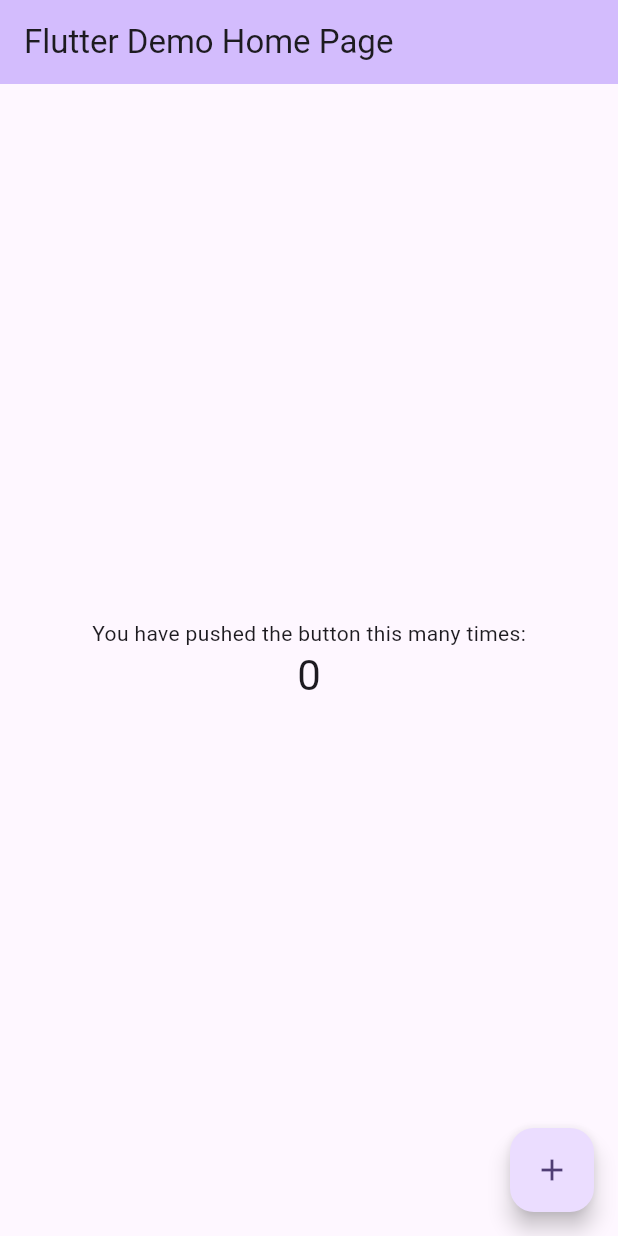
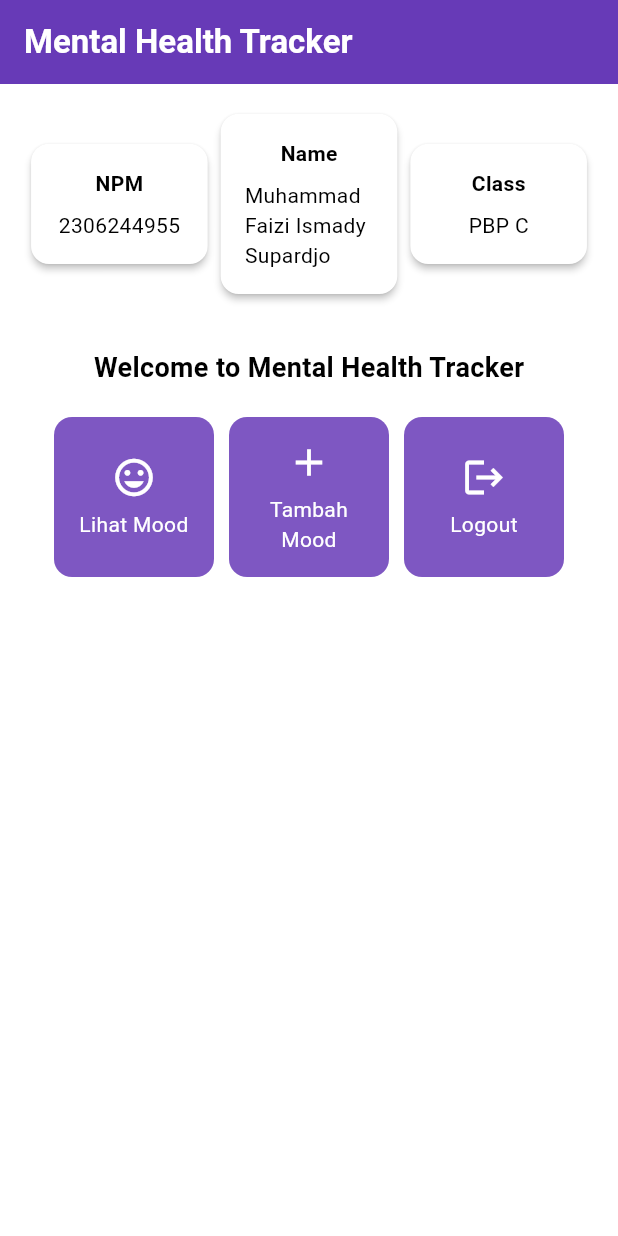
Before and after one commit to FaiziIsmady/mental-health-tracker-mobile, a Flutter app: the screen it shows after launch, on a phone screen of 412 x 824 dp. Run offline on Flutter 3.47's test engine with Material 3 defaults, Android fonts, the phone set to English and light mode, and no system bars.

Commit message:
Done tutorial 6 PBP - mental health tracker mobile

```diff
--- a/lib/main.dart
+++ b/lib/main.dart
@@ -1,4 +1,5 @@
 import 'package:flutter/material.dart';
+import 'package:mental_health_tracker/menu.dart';
 
 void main() {
   runApp(const MyApp());
@@ -28,98 +29,12 @@ class MyApp extends StatelessWidget {
         //
         // This works for code too, not just values: Most code changes can be
         // tested with just a hot reload.
-        colorScheme: ColorScheme.fromSeed(seedColor: Colors.deepPurple),
+         colorScheme: ColorScheme.fromSwatch(
+       primarySwatch: Colors.deepPurple,
+        ).copyWith(secondary: Colors.deepPurple[400]),
         useMaterial3: true,
       ),
-      home: const MyHomePage(title: 'Flutter Demo Home Page'),
+      home: MyHomePage(),
     );
   }
 }
-
-class MyHomePage extends StatefulWidget {
-  const MyHomePage({super.key, required this.title});
-
-  // This widget is the home page of your application. It is stateful, meaning
-  // that it has a State object (defined below) that contains fields that affect
-  // how it looks.
-
-  // This class is the configuration for the state. It holds the values (in this
-  // case the title) provided by the parent (in this case the App widget) and
-  // used by the build method of the State. Fields in a Widget subclass are
-  // always marked "final".
-
-  final String title;
-
-  @override
-  State<MyHomePage> createState() => _MyHomePageState();
-}
-
-class _MyHomePageState extends State<MyHomePage> {
-  int _counter = 0;
-
-  void _incrementCounter() {
-    setState(() {
-      // This call to setState tells the Flutter framework that something has
-      // changed in this State, which causes it to rerun the build method below
-      // so that the display can reflect the updated values. If we changed
-      // _counter without calling setState(), then the build method would not be
-      // called again, and so nothing would appear to happen.
-      _counter++;
-    });
-  }
-
-  @override
-  Widget build(BuildContext context) {
-    // This method is rerun every time setState is called, for instance as done
-    // by the _incrementCounter method above.
-    //
-    // The Flutter framework has been optimized to make rerunning build methods
-    // fast, so that you can just rebuild anything that needs updating rather
-    // than having to individually change instances of widgets.
-    return Scaffold(
-      appBar: AppBar(
-        // TRY THIS: Try changing the color here to a specific color (to
-        // Colors.amber, perhaps?) and trigger a hot reload to see the AppBar
-        // change color while the other colors stay the same.
-        backgroundColor: Theme.of(context).colorScheme.inversePrimary,
-        // Here we take the value from the MyHomePage object that was created by
-        // the App.build method, and use it to set our appbar title.
-        title: Text(widget.title),
-      ),
-      body: Center(
-        // Center is a layout widget. It takes a single child and positions it
-        // in the middle of the parent.
-        child: Column(
-          // Column is also a layout widget. It takes a list of children and
-          // arranges them vertically. By default, it sizes itself to fit its
-          // children horizontally, and tries to be as tall as its parent.
-          //
-          // Column has various properties to control how it sizes itself and
-          // how it positions its children. Here we use mainAxisAlignment to
-          // center the children vertically; the main axis here is the vertical
-          // axis because Columns are vertical (the cross axis would be
-          // horizontal).
-          //
-          // TRY THIS: Invoke "debug painting" (choose the "Toggle Debug Paint"
-          // action in the IDE, or press "p" in the console), to see the
-          // wireframe for each widget.
-          mainAxisAlignment: MainAxisAlignment.center,
-          children: <Widget>[
-            const Text(
-              'You have pushed the button this many times:',
-            ),
-            Text(
-              '$_counter',
-              style: Theme.of(context).textTheme.headlineMedium,
-            ),
-          ],
-        ),
-      ),
-      floatingActionButton: FloatingActionButton(
-        onPressed: _incrementCounter,
-        tooltip: 'Increment',
-        child: const Icon(Icons.add),
-      ), // This trailing comma makes auto-formatting nicer for build methods.
-    );
-  }
-}
--- /dev/null
+++ b/lib/menu.dart
@@ -0,0 +1,188 @@
+import 'package:flutter/material.dart';
+
+class MyHomePage extends StatelessWidget {
+    MyHomePage({super.key});
+
+    final String npm = '2306244955'; // NPM
+    final String name = 'Muhammad Faizi Ismady Supardjo'; // Nama
+    final String className = 'PBP C'; // Kelas
+
+    final List<ItemHomepage> items = [
+         ItemHomepage("Lihat Mood", Icons.mood),
+         ItemHomepage("Tambah Mood", Icons.add),
+         ItemHomepage("Logout", Icons.logout),
+     ];
+
+    @override
+    Widget build(BuildContext context) {
+        // Scaffold menyediakan struktur dasar halaman dengan AppBar dan body.
+        return Scaffold(
+            // AppBar adalah bagian atas halaman yang menampilkan judul.
+            appBar: AppBar(
+                // Judul aplikasi "Mental Health Tracker" dengan teks putih dan tebal.
+                title: const Text(
+                    'Mental Health Tracker',
+                    style: TextStyle(
+                        color: Colors.white,
+                        fontWeight: FontWeight.bold,
+                    ),
+                ),
+                // Warna latar belakang AppBar diambil dari skema warna tema aplikasi.
+                backgroundColor: Theme.of(context).colorScheme.primary,
+            ),
+            // Body halaman dengan padding di sekelilingnya.
+            body: Padding(
+                padding: const EdgeInsets.all(16.0),
+                // Menyusun widget secara vertikal dalam sebuah kolom.
+                child: Column(
+                    crossAxisAlignment: CrossAxisAlignment.center,
+                    children: [
+                        // Row untuk menampilkan 3 InfoCard secara horizontal.
+                        Row(
+                            mainAxisAlignment: MainAxisAlignment.spaceEvenly,
+                            children: [
+                                InfoCard(title: 'NPM', content: npm),
+                                InfoCard(title: 'Name', content: name),
+                                InfoCard(title: 'Class', content: className),
+                            ],
+                        ),
+
+                        // Memberikan jarak vertikal 16 unit.
+                        const SizedBox(height: 16.0),
+
+                        // Menempatkan widget berikutnya di tengah halaman.
+                        Center(
+                            child: Column(
+                                // Menyusun teks dan grid item secara vertikal.
+                                children: [
+                                    // Menampilkan teks sambutan dengan gaya tebal dan ukuran 18.
+                                    const Padding(
+                                        padding: EdgeInsets.only(top: 16.0),
+                                        child: Text(
+                                            'Welcome to Mental Health Tracker',
+                                            style: TextStyle(
+                                                fontWeight: FontWeight.bold,
+                                                fontSize: 18.0,
+                                            ),
+                                        ),
+                                    ),
+
+                                    // Grid untuk menampilkan ItemCard dalam bentuk grid 3 kolom.
+                                    GridView.count(
+                                        primary: true,
+                                        padding: const EdgeInsets.all(20),
+                                        crossAxisSpacing: 10,
+                                        mainAxisSpacing: 10,
+                                        crossAxisCount: 3,
+                                        // Agar grid menyesuaikan tinggi kontennya.
+                                        shrinkWrap: true,
+
+                                        // Menampilkan ItemCard untuk setiap item dalam list items.
+                                        children: items.map((ItemHomepage item) {
+                                            return ItemCard(item);
+                                        }).toList(),
+                                    ),
+                                ],
+                            ),
+                        ),
+                    ],
+                ),
+            ),
+        );
+    }
+}
+
+
+class InfoCard extends StatelessWidget {
+  // Kartu informasi yang menampilkan title dan content.
+
+  final String title;  // Judul kartu.
+  final String content;  // Isi kartu.
+
+  const InfoCard({super.key, required this.title, required this.content});
+
+  @override
+  Widget build(BuildContext context) {
+    return Card(
+      // Membuat kotak kartu dengan bayangan dibawahnya.
+      elevation: 2.0,
+      child: Container(
+        // Mengatur ukuran dan jarak di dalam kartu.
+        width: MediaQuery.of(context).size.width / 3.5, // menyesuaikan dengan lebar device yang digunakan.
+        padding: const EdgeInsets.all(16.0),
+        // Menyusun title dan content secara vertikal.
+        child: Column(
+          children: [
+            Text(
+              title,
+              style: const TextStyle(fontWeight: FontWeight.bold),
+            ),
+            const SizedBox(height: 8.0),
+            Text(content),
+          ],
+        ),
+      ),
+    );
+  }
+}
+
+class ItemHomepage {
+     final String name;
+     final IconData icon;
+
+     ItemHomepage(this.name, this.icon);
+ }
+
+ class ItemCard extends StatelessWidget {
+  // Menampilkan kartu dengan ikon dan nama.
+
+  final ItemHomepage item;
+
+  const ItemCard(this.item, {super.key});
+
+  @override
+  Widget build(BuildContext context) {
+    return Material(
+      // Menentukan warna latar belakang dari tema aplikasi.
+      color: Theme.of(context).colorScheme.secondary,
+      // Membuat sudut kartu melengkung.
+      borderRadius: BorderRadius.circular(12),
+
+      child: InkWell(
+        // Aksi ketika kartu ditekan.
+        onTap: () {
+          // Menampilkan pesan SnackBar saat kartu ditekan.
+          ScaffoldMessenger.of(context)
+            ..hideCurrentSnackBar()
+            ..showSnackBar(
+              SnackBar(content: Text("Kamu telah menekan tombol ${item.name}!"))
+            );
+        },
+        // Container untuk menyimpan Icon dan Text
+        child: Container(
+          padding: const EdgeInsets.all(8),
+          child: Center(
+            child: Column(
+              // Menyusun ikon dan teks di tengah kartu.
+              mainAxisAlignment: MainAxisAlignment.center,
+              children: [
+                Icon(
+                  item.icon,
+                  color: Colors.white,
+                  size: 30.0,
+                ),
+                const Padding(padding: EdgeInsets.all(3)),
+                Text(
+                  item.name,
+                  textAlign: TextAlign.center,
+                  style: const TextStyle(color: Colors.white),
+                ),
+              ],
+            ),
+          ),
+        ),
+      ),
+    );
+  }
+
+}
```
